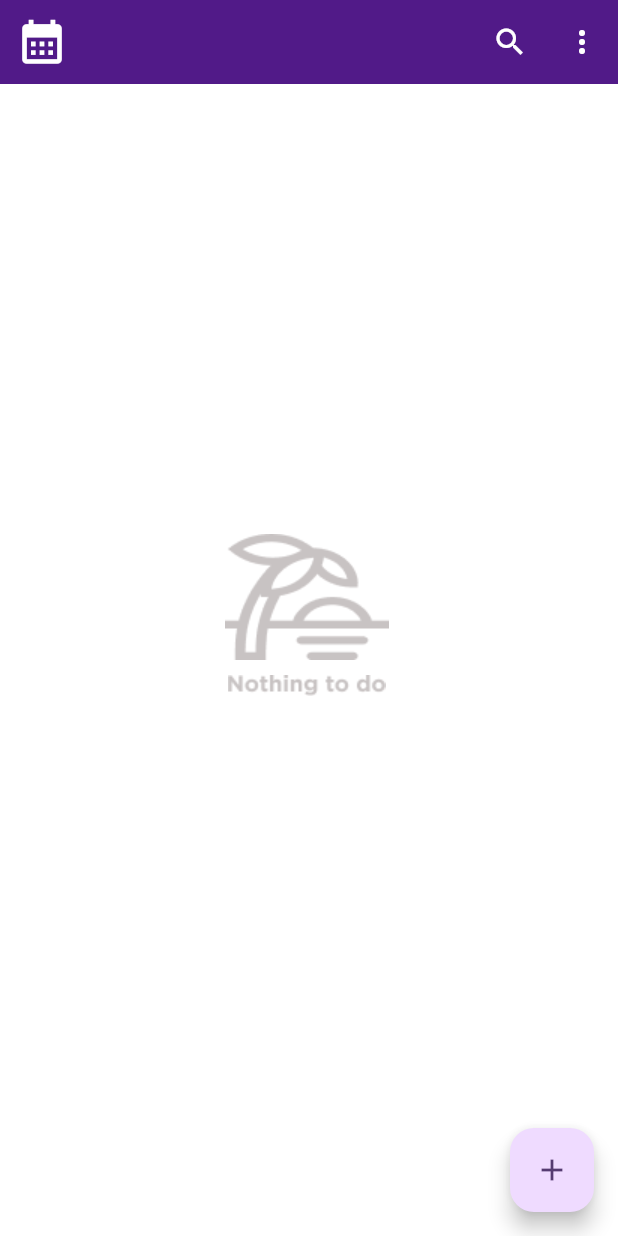
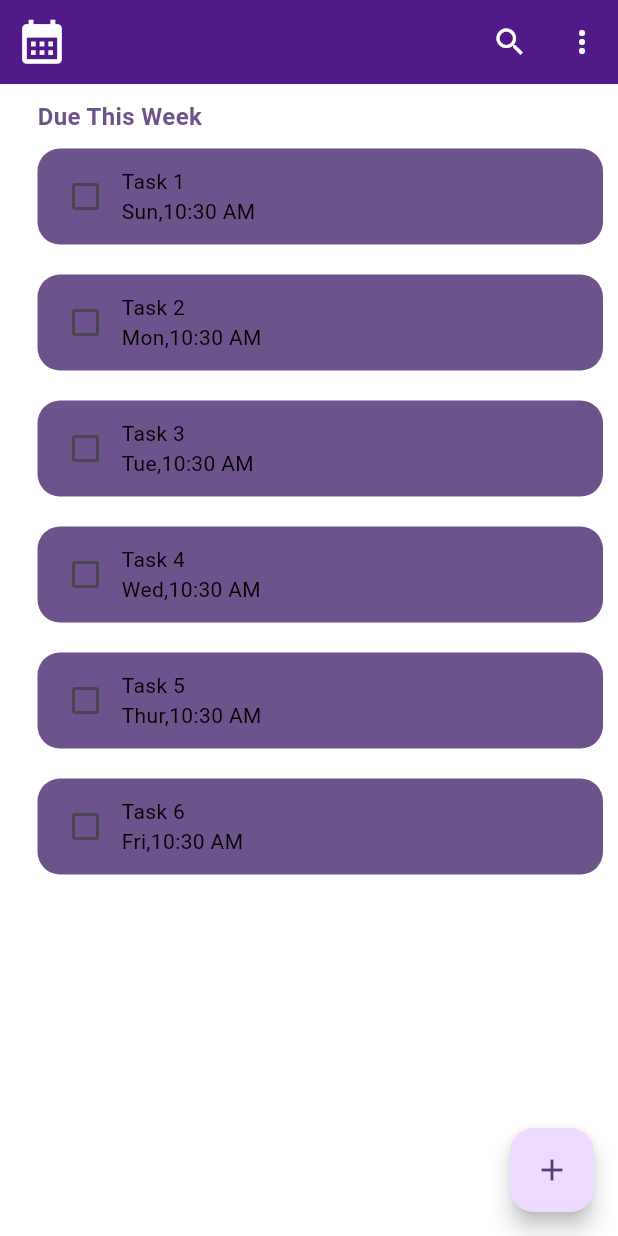
Before and after one commit to coderrrrr2/to_do, a Flutter app: the screen it shows after launch, on a phone screen of 412 x 824 dp. Run offline on Flutter 3.47's test engine with Material 3 defaults, Android fonts, the phone set to English and light mode, and no system bars; our stand-ins replace flutter_riverpod, sqflite; accounts and stored records are empty.

Commit message:
worked on editing of tasks(still underway)

```diff
--- a/lib/color_scheme.dart
+++ b/lib/color_scheme.dart
@@ -3,6 +3,8 @@ import 'package:flutter/material.dart';
 final lightcolorScheme = ColorScheme.fromSeed(
     seedColor: const Color.fromARGB(255, 81, 26, 136),
     onBackground: Colors.white);
+
+Color darkHeaderColour = const Color.fromARGB(255, 156, 81, 231);
 
 final darkcolorScheme = ColorScheme.fromSeed(
     seedColor: const Color.fromARGB(255, 40, 13, 66),
--- a/lib/providers/toDo_provider.dart
+++ b/lib/providers/toDo_provider.dart
@@ -25,7 +25,7 @@ Future<Database> getDataBase() async {
 }
 
 class ListManipulator extends StateNotifier<List<ToDo>> {
-  ListManipulator() : super([]);
+  ListManipulator() : super(dummyData);
 
   void add(ToDo todo) {
     state = [...state, todo];
--- a/lib/screens/edit_toDo.dart
+++ b/lib/screens/edit_toDo.dart
@@ -2,6 +2,7 @@
 import 'package:flutter/material.dart';
 import 'package:flutter_riverpod/flutter_riverpod.dart';
 import 'package:intl/intl.dart';
+import 'package:to_do_app/color_scheme.dart';
 import 'package:to_do_app/models/to_do.dart';
 import 'package:to_do_app/providers/settings_provider.dart';
 import 'package:to_do_app/providers/toDo_provider.dart';
@@ -32,7 +33,6 @@ class _EditToDoState extends ConsumerState<EditToDo> {
     "Sunday",
     "Everyday"
   ];
-  Color darkHeaderColour = const Color.fromARGB(255, 156, 81, 231);
   final formKey = GlobalKey<FormState>();
   DateTime? enteredDate;
   bool textformKeyIsEmpty = true;
--- a/lib/widgets/home_body.dart
+++ b/lib/widgets/home_body.dart
@@ -3,6 +3,7 @@ import 'dart:io';
 import 'package:flutter/cupertino.dart';
 import 'package:flutter/material.dart';
 import 'package:flutter_riverpod/flutter_riverpod.dart';
+import 'package:to_do_app/color_scheme.dart';
 import 'package:to_do_app/models/to_do.dart';
 import 'package:to_do_app/providers/isSearchingProvider.dart';
 import 'package:to_do_app/providers/settings_provider.dart';
@@ -20,8 +21,6 @@ class HomeBody extends ConsumerStatefulWidget {
 }
 
 class _HomeBodyState extends ConsumerState<HomeBody> {
-  Color darkHeaderColour = const Color.fromARGB(255, 156, 81, 231);
-
   List<String> headerName = [
     "Due This Week",
     "Due Next Week",
@@ -86,11 +85,10 @@ class _HomeBodyState extends ConsumerState<HomeBody> {
   @override
   Widget build(BuildContext context) {
     List<Widget> bodys = [];
-
+    int? currentIndex;
     final listOfToDo = ref.watch(listManipulatorProvider);
     final isSearching = ref.watch(searchingProvider);
     final theme = ref.watch(settingsProvider);
-    ToDo? currentToDo;
 
     Widget body = Padding(
       padding: const EdgeInsets.only(
@@ -112,21 +110,17 @@ class _HomeBodyState extends ConsumerState<HomeBody> {
     if (listOfToDo.isNotEmpty) {
       for (int i = 0; i < headerName.length; i++) {
         String header = headerName[i];
+
         final editedList = listOfToDo
             .where((element) => element.taskDayClassification == header)
             .toList();
-
-        body = ListView.builder(
-          itemCount: bodys.length,
-          itemBuilder: (context, index) {
         if (editedList.isNotEmpty) {
           // Create a list of
           List<Widget> todoWidgets = editedList.map((todo) {
-                currentToDo = todo;
             return GestureDetector(
               onTap: () => Navigator.of(context).push(MaterialPageRoute(
                 builder: (context) =>
-                        EditToDo(todo: currentToDo!, index: index),
+                    EditToDo(todo: todo, index: currentIndex!),
               )),
               child: Container(
                 margin: const EdgeInsets.only(
@@ -139,8 +133,7 @@ class _HomeBodyState extends ConsumerState<HomeBody> {
                   },
                   direction: DismissDirection.horizontal,
                   movementDuration: const Duration(milliseconds: 900),
-                      confirmDismiss: (direction) async =>
-                          await returnTodoStatus(),
+                  confirmDismiss: (direction) async => await returnTodoStatus(),
                   dismissThresholds: const {
                     DismissDirection.startToEnd: 0.6,
                     DismissDirection.endToStart: 0.6,
@@ -169,10 +162,14 @@ class _HomeBodyState extends ConsumerState<HomeBody> {
               ...todoWidgets, // Use the spread operator to add the list of to-do item widgets
             ],
           ));
-            }
+          body = ListView.builder(
+            itemCount: bodys.length,
+            itemBuilder: (context, index) {
+              currentIndex = index;
               return bodys[index];
             },
           );
+        }
       }
     }
     if (isSearching && widget.searchedToDo!.isNotEmpty) {
--- a/lib/widgets/toDo_tile.dart
+++ b/lib/widgets/toDo_tile.dart
@@ -31,10 +31,10 @@ class ToDoTile extends ConsumerStatefulWidget {
   ConsumerState<ToDoTile> createState() => _ToDoTileState();
 }
 
-bool isChecked = false;
-
 class _ToDoTileState extends ConsumerState<ToDoTile>
     with SingleTickerProviderStateMixin {
+  bool isChecked = false;
+
   String formatTime(TimeOfDay timeOfDay) {
     final hour = timeOfDay.hourOfPeriod;
     final minute = timeOfDay.minute.toString().padLeft(2, '0');
```
Lines whose indentation alone changed are shown as unchanged.
